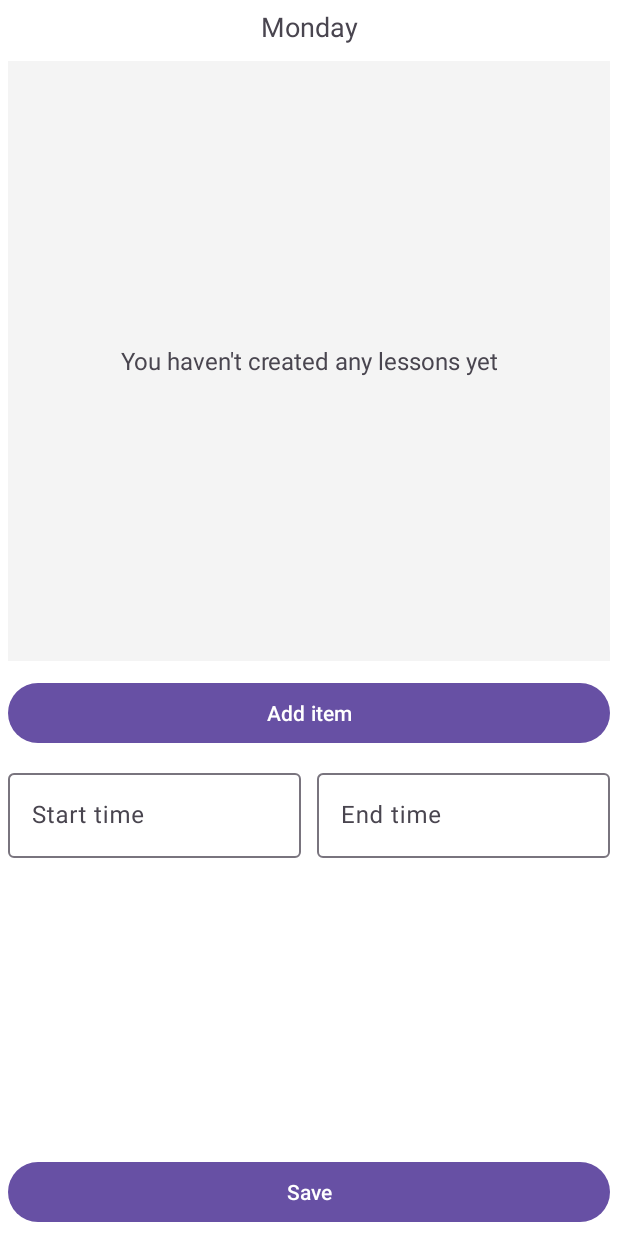
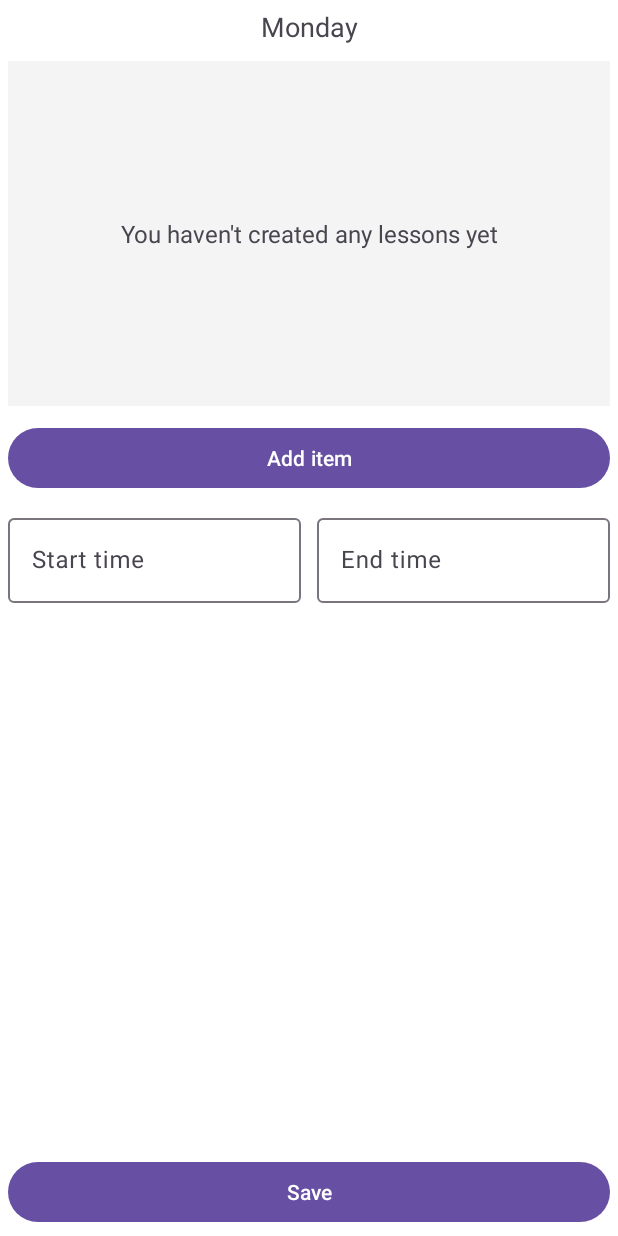
Before and after one commit to Maxim-Yudnikov/SimpleSchedule, an Android app: the screen it shows after launch (MainActivity), after a tap on an icon or button, on a phone screen of 412 x 824 dp. Run offline under Robolectric (Android 15) with nearby library versions, the phone set to English and light mode, and no system bars; our stand-ins replace Room's generated code.

Commit message:
ui fixes

```diff
--- a/app/src/main/AndroidManifest.xml
+++ b/app/src/main/AndroidManifest.xml
@@ -15,7 +15,7 @@
         tools:targetApi="31">
         <activity
             android:name=".main.presentation.MainActivity"
-            android:windowSoftInputMode="adjustResize|adjustPan"
+            android:windowSoftInputMode="adjustResize"
             android:exported="true">
             <intent-filter>
                 <action android:name="android.intent.action.MAIN" />
--- a/app/src/main/java/com/maxim/simpleschedule/core/presentation/DayUi.kt
+++ b/app/src/main/java/com/maxim/simpleschedule/core/presentation/DayUi.kt
@@ -1,6 +1,7 @@
 package com.maxim.simpleschedule.core.presentation
 
 import android.widget.TextView
+import com.maxim.simpleschedule.R
 import com.maxim.simpleschedule.edit.presentation.EditLessonAdapter
 import com.maxim.simpleschedule.list.presentation.LessonAdapter
 import com.maxim.simpleschedule.list.presentation.ListAdapter
@@ -25,14 +26,12 @@ abstract class DayUi {
 
         override fun showTitle(textView: TextView) {
             textView.text = when (id) {
-                0 -> "Monday"
-                1 -> "Tuesday"
-                2 -> "Wednesday"
-                3 -> "Thursday"
-                4 -> "Friday"
-                5 -> "Saturday"
-                6 -> "Sunday"
-                else -> "Unknown day"
+                0 -> textView.context.getString(R.string.monday)
+                1 -> textView.context.getString(R.string.tuesday)
+                2 -> textView.context.getString(R.string.wednesday)
+                3 -> textView.context.getString(R.string.thursday)
+                4 -> textView.context.getString(R.string.friday)
+                else -> textView.context.getString(R.string.unknown_day)
             }
         }
 
--- /dev/null
+++ b/app/src/main/res/layout-land/fragment_edit.xml
@@ -0,0 +1,91 @@
+<?xml version="1.0" encoding="utf-8"?>
+<LinearLayout xmlns:android="http://schemas.android.com/apk/res/android"
+    xmlns:app="http://schemas.android.com/apk/res-auto"
+    xmlns:tools="http://schemas.android.com/tools"
+    android:layout_width="match_parent"
+    android:layout_height="match_parent"
+    android:background="@color/white"
+    android:orientation="vertical">
+
+    <TextView
+        android:id="@+id/dayTitle"
+        android:layout_width="match_parent"
+        android:layout_height="wrap_content"
+        android:gravity="center"
+        android:padding="5dp"
+        android:textSize="18sp"
+        tools:text="Monday" />
+
+    <LinearLayout
+        android:layout_width="match_parent"
+        android:layout_height="0dp"
+        android:layout_weight="1"
+        android:orientation="horizontal">
+
+        <androidx.recyclerview.widget.RecyclerView
+            android:id="@+id/recyclerView"
+            android:layout_width="400dp"
+            android:layout_height="match_parent"
+            android:layout_margin="5dp"
+            android:background="@color/recycler_view"
+            app:layoutManager="androidx.recyclerview.widget.LinearLayoutManager" />
+
+        <LinearLayout
+            android:layout_width="match_parent"
+            android:layout_height="match_parent"
+            android:orientation="vertical">
+
+            <Button
+                android:id="@+id/addItemButton"
+                android:layout_width="match_parent"
+                android:layout_height="wrap_content"
+                android:layout_margin="5dp"
+                android:text="@string/add_item_button" />
+
+            <com.google.android.material.textfield.TextInputLayout
+                android:layout_width="match_parent"
+                android:layout_height="wrap_content"
+                android:layout_margin="5dp">
+
+                <com.google.android.material.textfield.TextInputEditText
+                    android:id="@+id/startTimeEditText"
+                    android:layout_width="match_parent"
+                    android:layout_height="wrap_content"
+                    android:hint="@string/start_time_hint"
+                    android:inputType="text"
+                    android:maxLength="10"
+                    android:maxLines="1" />
+            </com.google.android.material.textfield.TextInputLayout>
+
+            <com.google.android.material.textfield.TextInputLayout
+                android:layout_width="match_parent"
+                android:layout_height="wrap_content"
+                android:layout_margin="5dp">
+
+                <com.google.android.material.textfield.TextInputEditText
+                    android:id="@+id/endTimeEditText"
+                    android:layout_width="match_parent"
+                    android:layout_height="wrap_content"
+                    android:hint="@string/end_time_hint"
+                    android:inputType="text"
+                    android:maxLength="10"
+                    android:maxLines="1" />
+            </com.google.android.material.textfield.TextInputLayout>
+
+            <Space
+                android:layout_width="wrap_content"
+                android:layout_height="0dp"
+                android:layout_weight="1" />
+
+            <Button
+                android:id="@+id/saveButton"
+                android:layout_width="match_parent"
+                android:layout_height="wrap_content"
+                android:layout_margin="5dp"
+                android:text="@string/save_button" />
+
+        </LinearLayout>
+
+    </LinearLayout>
+
+</LinearLayout>
--- a/app/src/main/res/layout/edit_lesson_empty.xml
+++ b/app/src/main/res/layout/edit_lesson_empty.xml
@@ -4,5 +4,5 @@
     android:layout_height="match_parent"
     android:background="@color/recycler_view"
     android:gravity="center"
-    android:text="You haven't created any lessons yet"
+    android:text="@string/empty_edit_lesson_list"
     android:textSize="16sp" />
--- a/app/src/main/res/layout/edit_lesson_layout.xml
+++ b/app/src/main/res/layout/edit_lesson_layout.xml
@@ -2,15 +2,18 @@
 <LinearLayout xmlns:android="http://schemas.android.com/apk/res/android"
     android:layout_width="match_parent"
     android:layout_height="wrap_content"
-    android:background="@color/white"
-    android:layout_margin="2dp">
+    android:layout_margin="2dp"
+    android:background="@color/white">
 
     <EditText
         android:id="@+id/lessonNameEditText"
         android:layout_width="0dp"
         android:layout_height="wrap_content"
         android:layout_weight="1"
-        android:hint="Lesson" />
+        android:hint="@string/edit_lesson_hint"
+        android:inputType="textCapSentences"
+        android:maxLength="20"
+        android:maxLines="1" />
 
     <ImageButton
         android:id="@+id/deleteLessonButton"
--- a/app/src/main/res/layout/fragment_edit.xml
+++ b/app/src/main/res/layout/fragment_edit.xml
@@ -19,7 +19,7 @@
     <androidx.recyclerview.widget.RecyclerView
         android:id="@+id/recyclerView"
         android:layout_width="match_parent"
-        android:layout_height="400dp"
+        android:layout_height="230dp"
         android:layout_margin="5dp"
         android:background="@color/recycler_view"
         app:layoutManager="androidx.recyclerview.widget.LinearLayoutManager" />
@@ -29,7 +29,7 @@
         android:layout_width="match_parent"
         android:layout_height="wrap_content"
         android:layout_margin="5dp"
-        android:text="Add item" />
+        android:text="@string/add_item_button" />
 
     <LinearLayout
         android:layout_width="match_parent"
@@ -46,7 +46,10 @@
                 android:id="@+id/startTimeEditText"
                 android:layout_width="match_parent"
                 android:layout_height="wrap_content"
-                android:hint="Start time" />
+                android:hint="@string/start_time_hint"
+                android:inputType="text"
+                android:maxLength="10"
+                android:maxLines="1" />
         </com.google.android.material.textfield.TextInputLayout>
 
         <com.google.android.material.textfield.TextInputLayout
@@ -59,7 +62,10 @@
                 android:id="@+id/endTimeEditText"
                 android:layout_width="match_parent"
                 android:layout_height="wrap_content"
-                android:hint="End time" />
+                android:hint="@string/end_time_hint"
+                android:maxLength="10"
+                android:inputType="text"
+                android:maxLines="1"/>
         </com.google.android.material.textfield.TextInputLayout>
 
     </LinearLayout>
@@ -74,6 +80,6 @@
         android:layout_width="match_parent"
         android:layout_height="wrap_content"
         android:layout_margin="5dp"
-        android:text="Save" />
+        android:text="@string/save_button" />
 
 </LinearLayout>
--- a/app/src/main/res/layout/lesson_empty.xml
+++ b/app/src/main/res/layout/lesson_empty.xml
@@ -4,5 +4,5 @@
     android:layout_height="100dp"
     android:background="@color/recycler_view"
     android:gravity="center"
-    android:text="Empty"
+    android:text="@string/empty_lesson_list"
     android:textSize="16sp" />
--- a/app/src/main/res/values/strings.xml
+++ b/app/src/main/res/values/strings.xml
@@ -1,3 +1,16 @@
 <resources>
-    <string name="app_name">Simple Schedule</string>
+    <string name="app_name" translatable="false">Simple Schedule</string>
+    <string name="monday">Monday</string>
+    <string name="tuesday">Tuesday</string>
+    <string name="wednesday">Wednesday</string>
+    <string name="thursday">Thursday</string>
+    <string name="friday">Friday</string>
+    <string name="unknown_day">Unknown day</string>
+    <string name="empty_edit_lesson_list">You haven\'t created any lessons yet</string>
+    <string name="edit_lesson_hint">Lesson</string>
+    <string name="add_item_button">Add item</string>
+    <string name="start_time_hint">Start time</string>
+    <string name="end_time_hint">End time</string>
+    <string name="save_button">Save</string>
+    <string name="empty_lesson_list">Empty</string>
 </resources>
```
Also changed, not shown: 1 other file.
